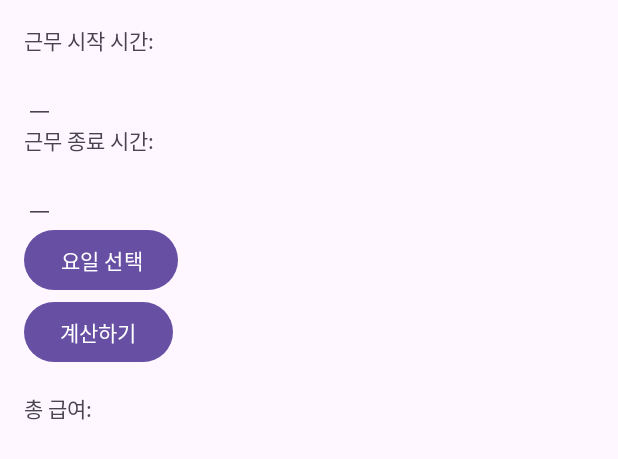
After one commit to jyty0807/Time_to_pay, an Android app: the layout worktime.xml on its own in the app's theme, with its tools: preview values and no code run, on a phone screen of 412 x 824 dp. The commit adds this screen. Shown: the top 459 px of the screen. Run offline under Robolectric (Android 15) with nearby library versions, the phone set to English and light mode, and no system bars.

Commit message:
지선님 작성하신 코드 (근무 시간 계산 코드 추가)

```diff
--- /dev/null
+++ b/app/src/main/res/layout/worktime.xml
@@ -0,0 +1,55 @@
+<?xml version="1.0" encoding="utf-8"?>
+<LinearLayout xmlns:android="http://schemas.android.com/apk/res/android"
+    xmlns:tools="http://schemas.android.com/tools"
+    android:layout_width="match_parent"
+    android:layout_height="match_parent"
+    android:orientation="vertical"
+    android:padding="16dp"
+    tools:context=".Work">
+
+    <TextView
+        android:layout_width="wrap_content"
+        android:layout_height="wrap_content"
+        android:text="근무 시작 시간:" />
+
+    <EditText
+        android:id="@+id/editTextStartTime"
+        android:layout_width="wrap_content"
+        android:layout_height="wrap_content"
+        android:inputType="none"
+        android:focusable="false"
+        android:clickable="true" />
+
+    <TextView
+        android:layout_width="wrap_content"
+        android:layout_height="wrap_content"
+        android:text="근무 종료 시간:" />
+
+    <EditText
+        android:id="@+id/editTextEndTime"
+        android:layout_width="wrap_content"
+        android:layout_height="wrap_content"
+        android:inputType="none"
+        android:focusable="false"
+        android:clickable="true" />
+
+    <Button
+        android:id="@+id/buttonPickDates"
+        android:layout_width="wrap_content"
+        android:layout_height="wrap_content"
+        android:text="요일 선택" />
+
+    <Button
+        android:id="@+id/buttonCalculate"
+        android:layout_width="wrap_content"
+        android:layout_height="wrap_content"
+        android:text="계산하기" />
+
+    <TextView
+        android:id="@+id/textViewResult"
+        android:layout_width="wrap_content"
+        android:layout_height="wrap_content"
+        android:layout_marginTop="16dp"
+        android:text="총 급여: " />
+
+</LinearLayout>
```
Also changed, not shown: app/src/main/AndroidManifest.xml (+9 -2 lines), app/src/main/java/com/cookandroid/timetopay/MainActivity.kt (+26 -1 lines), app/src/main/java/com/cookandroid/timetopay/Work.kt (added, +151 -0 lines), app/src/main/res/layout/activity_main.xml (+18 -0 lines).
